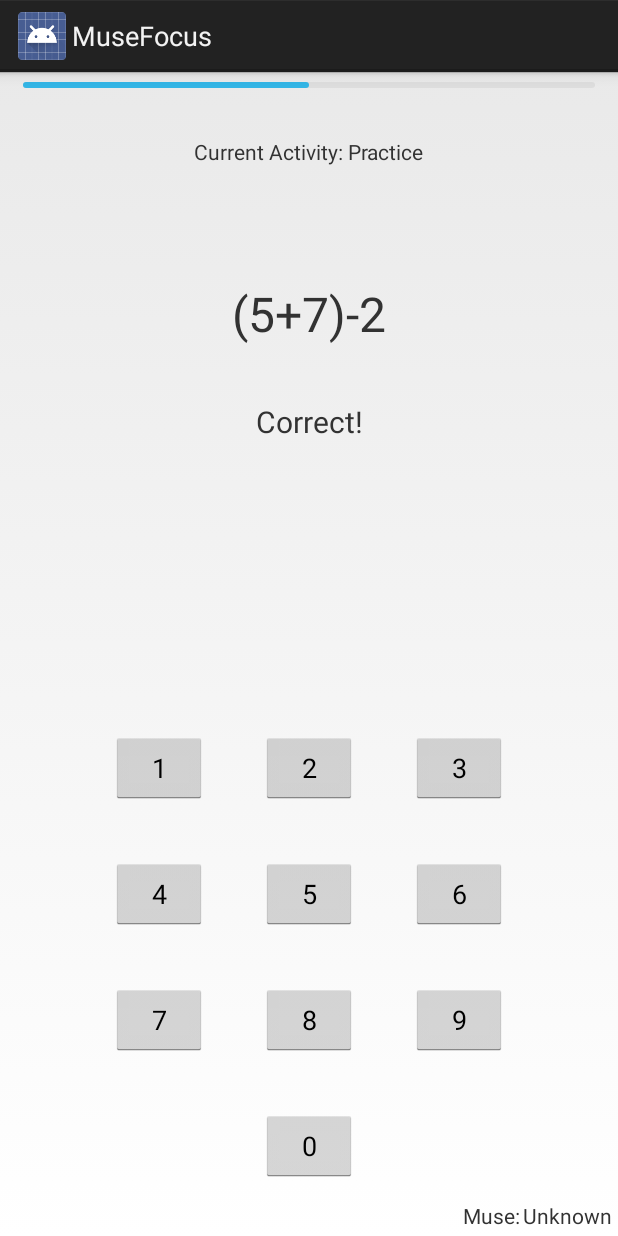
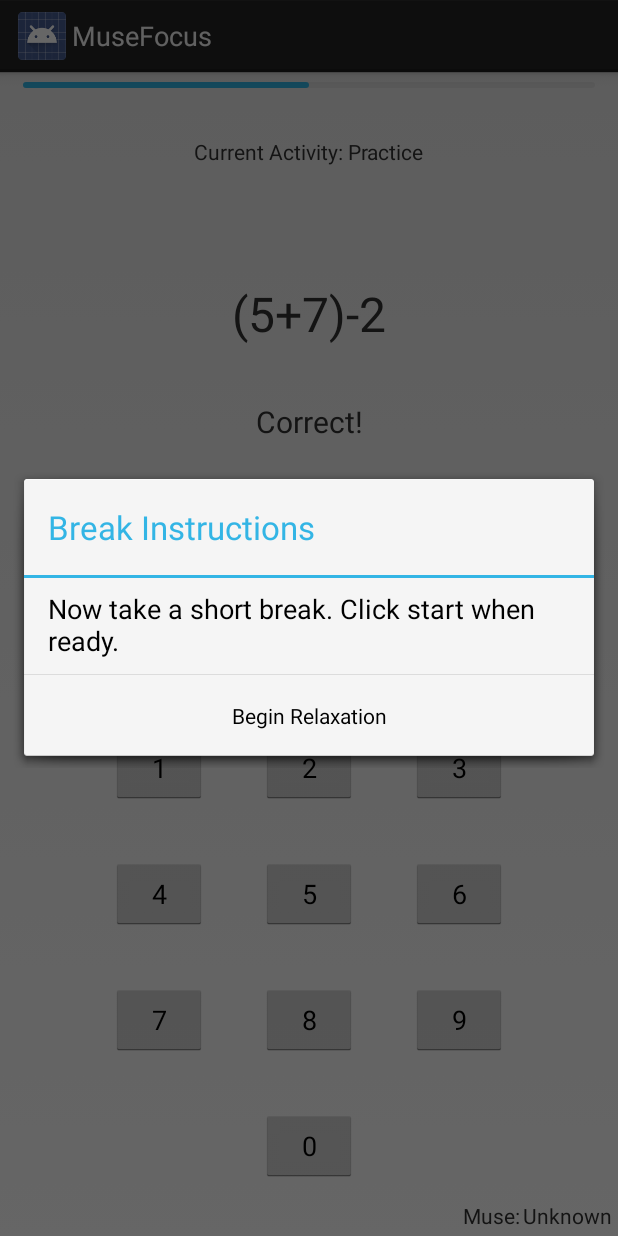
Before and after one commit to zhijiee/FocusDataCollection, an Android app: the Activity_Record_Data screen opened directly, with no data from a screen before it, on a phone screen of 412 x 824 dp. Run offline under Robolectric (Android 15) with nearby library versions, the phone set to English and light mode, and no system bars; 4 statements that could not run were skipped.

Commit message:
Semi completed the training session. Created the break session in the timer of the training session ended. Started the arith test session. Still empty require more work!

```diff
--- a/app/build.gradle
+++ b/app/build.gradle
@@ -23,7 +23,6 @@ android {
 }
 
 dependencies {
-//    compile 'com.android.support:support-v4:25.3.1'
     compile 'com.android.support:support-v4:26.0.0'
     compile files('libs/libmuse_android.jar')
     compile files('libs/bsh-core-2.0b4.jar')
--- a/app/src/main/java/com/zhijie/focus/Activity_Record_Data.java
+++ b/app/src/main/java/com/zhijie/focus/Activity_Record_Data.java
@@ -38,6 +38,7 @@ import com.choosemuse.libmuse.MuseManagerAndroid;
 import java.io.File;
 import java.lang.ref.WeakReference;
 import java.text.SimpleDateFormat;
+import java.util.ArrayList;
 import java.util.Date;
 import java.util.List;
 import java.util.Locale;
@@ -53,7 +54,7 @@ import bsh.Interpreter;
  */
 public class Activity_Record_Data extends Activity implements View.OnClickListener {
 
-    private final String TAG = "TestLibMuseAndroid";
+    private final String TAG = "Activity_Record_Data";
     private final Handler handler = new Handler();
 
     private final AtomicReference<Handler> fileHandler = new AtomicReference<>();
@@ -78,8 +79,9 @@ public class Activity_Record_Data extends Activity implements View.OnClickListen
     private ProgressBar pb_timer;
 
     private int answer;
-
-
+    private List<Long> userTimeTaken;
+    private long question_start_time;
+    private long avg_time_taken;
 
     @Override
     protected void onCreate(Bundle savedInstanceState) {
@@ -107,62 +109,6 @@ public class Activity_Record_Data extends Activity implements View.OnClickListen
 
     }
 
-    @Override
-    public void onClick(View v) {
-        int user_input = -1;
-        switch (v.getId()) {
-            case R.id.ans0:
-                user_input = 0;
-                break;
-            case R.id.ans1:
-                user_input = 1;
-                break;
-            case R.id.ans2:
-                user_input = 2;
-                break;
-            case R.id.ans3:
-                user_input = 3;
-                break;
-            case R.id.ans4:
-                user_input = 4;
-                break;
-            case R.id.ans5:
-                user_input = 5;
-                break;
-            case R.id.ans6:
-                user_input = 6;
-                break;
-            case R.id.ans7:
-                user_input = 7;
-                break;
-            case R.id.ans8:
-                user_input = 8;
-                break;
-            case R.id.ans9:
-                user_input = 9;
-                break;
-
-            default:
-                Toast.makeText(this, "MISSING BREAK STATEMENT/ NO SUCH BUTTON", Toast.LENGTH_LONG).show();
-
-
-        }
-
-        answer_question(user_input);
-    }
-
-    private void answer_question(int user_input) {
-        if (user_input == answer) {
-            tv_qsn_feedback.setText("Correct!!");
-        } else {
-            tv_qsn_feedback.setText("Wrong!!!!");
-        }
-
-        tv_arith_question.setText(generate_questions()); // todo generate and set question
-
-
-    }
-
     //TODO Called when question timeout
     private void timeout() {
 
@@ -170,21 +116,16 @@ public class Activity_Record_Data extends Activity implements View.OnClickListen
 
     /* Test Sequences */
     private void start_arithmetic_test_dialog() {
-        // 1. Instantiate an AlertDialog.Builder with its constructor
         AlertDialog.Builder builder = new AlertDialog.Builder(context);
-
-        // 2. Chain together various setter methods to set the dialog characteristics
-        builder.setMessage(R.string.arith_test_instruction)
+        builder.setMessage(R.string.arith_practice_instruction)
                 .setTitle("Instructions");
-
-
         builder.setPositiveButton("Begin Test", new DialogInterface.OnClickListener() {
             public void onClick(DialogInterface dialog, int id) {
                 // Start Recording Data
                 initFileWriter();
                 fileWriter.get().addAnnotationString(0, "Recording Started");
                 recording = true;
-                handler.post(arith_test_sequence);
+                handler.post(arith_training_session);
                 Log.d(TAG, "Start EEG Recording to file!");
             }
         });
@@ -201,31 +142,81 @@ public class Activity_Record_Data extends Activity implements View.OnClickListen
 
     }
 
-    private Runnable arith_test_sequence = new Runnable() {
+    /**
+     * Start of Training Session
+     */
+    private Runnable arith_training_session = new Runnable() {
         @Override
         public void run() {
+            Log.d(TAG, "Arithmetic Training Session Started!");
             handler.post(arith_test_ui_update); //Begin UI Updates
-            tv_current_activity_instr.setText("Activity: Practice Session 2 Min!");
+            tv_current_activity_instr.setText("Activity: Practice Session 3 Min!");
 
-            tv_arith_question.setText(generate_questions()); // todo generate and set question
-
-            int time = 120 * 1000;
+            // Set Timer for Training session, When time ended --> Break
+            int time = 3 * 1000; //TODO CHANGE THE TIME BACK!!!!--------------------------------
             pb_timer.setMax(time / 1000);
             new CountDownTimer(time, 1000) {
                 @Override
                 public void onTick(long millisUntilFinished) {
                     int progress = (int) (millisUntilFinished / 1000);
-//                    tv_arith_question.setText("Time:" + progress);
                     pb_timer.setProgress(progress);
+                    //TODO Create new text timer display
                 }
 
                 @Override
                 public void onFinish() {
+                    Log.d(TAG, "Arithmetic Training Session Ended");
+                    Log.d(TAG, "Break Session Started!");
                     pb_timer.setProgress(0);
+                    fileWriter.get().addAnnotationString(0, "Practice -> Break");
+
+                    //Calculate time taken for each question for the Test later.
+                    long total_time_taken = 0;
+                    for (int i = 0; i < userTimeTaken.size(); i++) {
+                        total_time_taken += userTimeTaken.get(i);
+                    }
+                    avg_time_taken = total_time_taken / userTimeTaken.size();
+                    Log.d(TAG, "Avg time: " + avg_time_taken);
+
+                    // Break Session
+                    AlertDialog.Builder builder = new AlertDialog.Builder(context);
+                    builder.setMessage(R.string.break_instruction)
+                            .setTitle("Break Instructions");
+                    builder.setPositiveButton("Begin Relaxation", new DialogInterface.OnClickListener() {
+                        public void onClick(DialogInterface dialog, int id) {
+                            fileWriter.get().addAnnotationString(0, "Break -> Test");
+                            question_start_time = System.currentTimeMillis();
+
+                            //Begin Test Session
+                            handler.post(arith_test_session);
+                        }
+                    });
+                    dialog = builder.create();
+                    dialog.setCancelable(false);
+                    dialog.setCanceledOnTouchOutside(false);
+                    dialog.show();
+
                 }
             }.start();
+
+            tv_arith_question.setText(generate_questions());
+            question_start_time = System.currentTimeMillis();
+
+
         }
     };
+
+    /**
+     * Arith Test Session
+     */
+    private Runnable arith_test_session = new Runnable() {
+        @Override
+        public void run() {
+            Log.d(TAG, "Begin Arithmetic Test Session!!");
+
+        }
+    };
+
 
     private String generate_questions() {
         Random r = new Random();
@@ -233,11 +224,6 @@ public class Activity_Record_Data extends Activity implements View.OnClickListen
         answer = 0; //r.nextInt(9);
         String eqn;
         int curr;
-        String opt[] = {"+", "-"};
-//        int o1 = r.nextInt(2);
-//        int o2 = r.nextInt(2);
-//        int o3 = r.nextInt(2);
-
         int a = r.nextInt(100);
         String b = gen_next_num(a, false);
         curr = eval(a + b);
@@ -310,6 +296,64 @@ public class Activity_Record_Data extends Activity implements View.OnClickListen
         return ans;
     }
 
+
+    @Override
+    public void onClick(View v) {
+        int user_input = -1;
+        switch (v.getId()) {
+            case R.id.ans0:
+                user_input = 0;
+                break;
+            case R.id.ans1:
+                user_input = 1;
+                break;
+            case R.id.ans2:
+                user_input = 2;
+                break;
+            case R.id.ans3:
+                user_input = 3;
+                break;
+            case R.id.ans4:
+                user_input = 4;
+                break;
+            case R.id.ans5:
+                user_input = 5;
+                break;
+            case R.id.ans6:
+                user_input = 6;
+                break;
+            case R.id.ans7:
+                user_input = 7;
+                break;
+            case R.id.ans8:
+                user_input = 8;
+                break;
+            case R.id.ans9:
+                user_input = 9;
+                break;
+            default:
+                Toast.makeText(this, "MISSING BREAK STATEMENT/ NO SUCH BUTTON", Toast.LENGTH_LONG).show();
+
+        }
+        answer_question(user_input);
+    }
+
+    private void answer_question(int user_input) {
+        if (user_input == answer) {
+            tv_qsn_feedback.setText("Correct!!");
+        } else {
+            tv_qsn_feedback.setText("Wrong!!!!");
+        }
+
+        userTimeTaken.add(System.currentTimeMillis() - question_start_time); // Record user time taken in milliseconds.
+        Log.d(TAG, "Time: " + (System.currentTimeMillis() - question_start_time));
+
+        tv_arith_question.setText(generate_questions());
+        question_start_time = System.currentTimeMillis();
+
+    }
+
+
     // TODO UPDATE PROGRESS BAR
     // TODO UPDATE TIMER COUNTDOWN
     private Runnable arith_test_ui_update = new Runnable() {
@@ -327,6 +371,8 @@ public class Activity_Record_Data extends Activity implements View.OnClickListen
         tv_arith_question = findViewById(R.id.arith_question);
         pb_timer = findViewById(R.id.timer_progressbar);
         tv_qsn_feedback = findViewById(R.id.qsn_feedback);
+
+        userTimeTaken = new ArrayList<>();
 
         //Buttons
         Button a0 = findViewById(R.id.ans0);
--- a/app/src/main/res/values/strings.xml
+++ b/app/src/main/res/values/strings.xml
@@ -32,7 +32,7 @@
 
     <string name="p1_instr_1"> Please </string>
 
-    <string name="arith_test_instruction">1. 2 Min of Arithmetic Practice\n
+    <string name="arith_practice_instruction">1. 2 Min of Arithmetic Practice\n
 2. 15 Seconds break\n
 3. 2 Min Arithmetic Test\n
 4. 15 Seconds break\n
@@ -40,4 +40,5 @@
 6. 15 Seconds break\n
 6. Repeat (3 - 6) 2 more times\n
     </string>
+    <string name="break_instruction"> Now take a short break. Click start when ready. </string>
 </resources>
```
Also changed, not shown: 1 other file.
